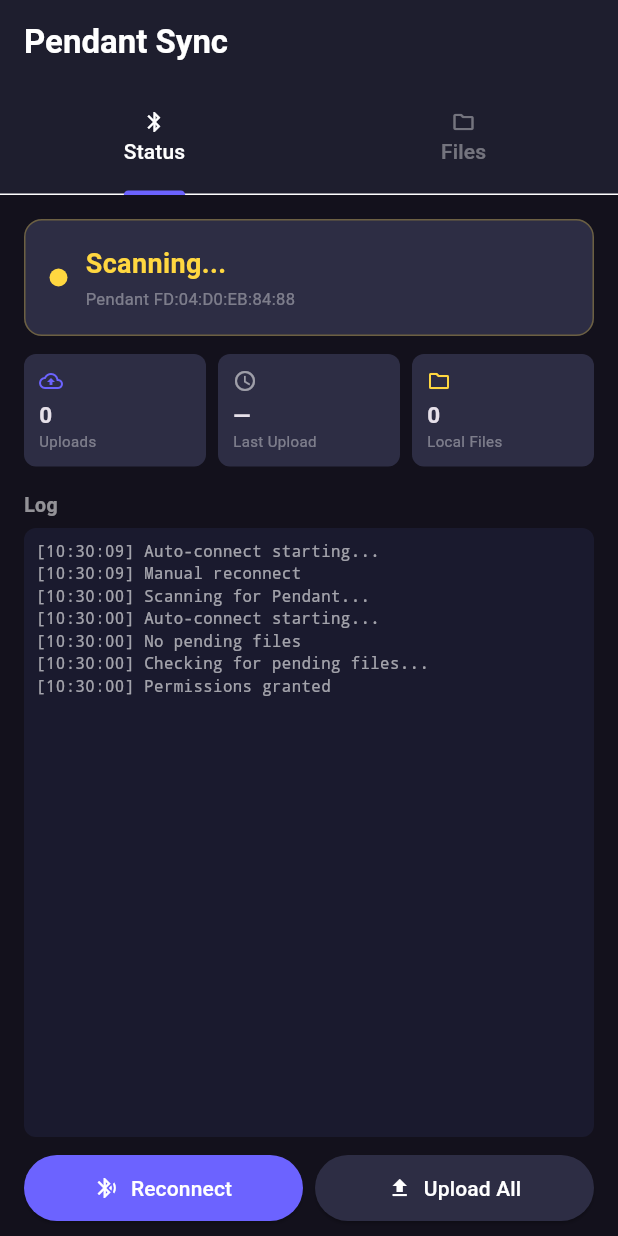
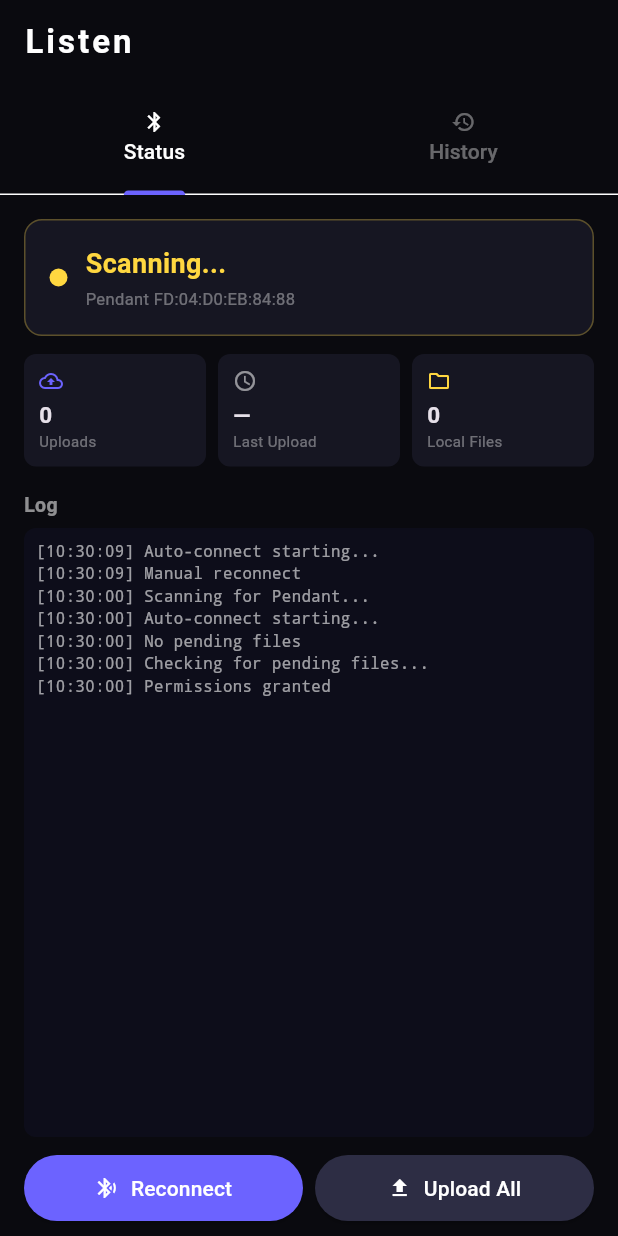
Before and after one commit to enzoduit/pendant-backend, a Flutter app: the screen it shows after launch, after a tap on "Reconnect", on a phone screen of 412 x 824 dp. Run offline on Flutter 3.47's test engine with Material 3 defaults, Android fonts, the phone set to English and light mode, and no system bars; our stand-ins replace flutter_blue_plus, permission_handler.

Commit message:
feat: Listen branding, persistent upload history tab, TI dark theme

```diff
--- a/pendant-minimal-app/lib/status_screen.dart
+++ b/pendant-minimal-app/lib/status_screen.dart
@@ -32,6 +32,7 @@ class _StatusScreenState extends State<StatusScreen> with SingleTickerProviderSt
   }
 
   Future<void> _init() async {
+    await uploader.loadHistory();
     final ok = await requestPermissions();
     _addLog(ok ? 'Permissions granted' : 'Some permissions denied');
 
@@ -132,10 +133,10 @@ class _StatusScreenState extends State<StatusScreen> with SingleTickerProviderSt
         : '—';
 
     return Scaffold(
-      backgroundColor: const Color(0xFF13111C),
+      backgroundColor: const Color(0xFF0A0A0F),
       appBar: AppBar(
-        title: const Text('Pendant Sync', style: TextStyle(fontWeight: FontWeight.bold)),
-        backgroundColor: const Color(0xFF1E1E2E),
+        title: const Text('Listen', style: TextStyle(fontWeight: FontWeight.bold, letterSpacing: 2)),
+        backgroundColor: const Color(0xFF0A0A0F),
         elevation: 0,
         bottom: TabBar(
           controller: _tabController,
@@ -144,7 +145,7 @@ class _StatusScreenState extends State<StatusScreen> with SingleTickerProviderSt
           unselectedLabelColor: Colors.white38,
           tabs: const [
             Tab(text: 'Status', icon: Icon(Icons.bluetooth, size: 16)),
-            Tab(text: 'Files', icon: Icon(Icons.folder_outlined, size: 16)),
+            Tab(text: 'History', icon: Icon(Icons.history, size: 16)),
           ],
         ),
       ),
@@ -171,7 +172,7 @@ class _StatusScreenState extends State<StatusScreen> with SingleTickerProviderSt
             width: double.infinity,
             padding: const EdgeInsets.all(16),
             decoration: BoxDecoration(
-              color: const Color(0xFF2D2D44),
+              color: const Color(0xFF161622),
               borderRadius: BorderRadius.circular(12),
               border: Border.all(color: _statusColor.withOpacity(0.3), width: 1),
             ),
@@ -239,7 +240,7 @@ class _StatusScreenState extends State<StatusScreen> with SingleTickerProviderSt
           Expanded(
             child: Container(
               decoration: BoxDecoration(
-                color: const Color(0xFF1A1A2E),
+                color: const Color(0xFF0D0D1A),
                 borderRadius: BorderRadius.circular(8),
               ),
               child: ListView.builder(
@@ -305,69 +306,64 @@ class _StatusScreenState extends State<StatusScreen> with SingleTickerProviderSt
   }
 
   Widget _buildFilesTab() {
-    return RefreshIndicator(
-      onRefresh: _refreshFiles,
-      child: _localFiles.isEmpty
-          ? const Center(
+    final history = uploader.history;
+    if (history.isEmpty) {
+      return const Center(
         child: Column(
           mainAxisAlignment: MainAxisAlignment.center,
           children: [
-                  Icon(Icons.folder_open, size: 48, color: Colors.white24),
+            Icon(Icons.history, size: 48, color: Colors.white24),
             SizedBox(height: 12),
-                  Text('No local audio files', style: TextStyle(color: Colors.white38)),
+            Text('No uploads yet', style: TextStyle(color: Colors.white38)),
             SizedBox(height: 4),
-                  Text('Files appear here after BLE recording', style: TextStyle(fontSize: 11, color: Colors.white24)),
+            Text('History appears after first upload', style: TextStyle(fontSize: 11, color: Colors.white24)),
           ],
         ),
-            )
-          : ListView.builder(
+      );
+    }
+    return ListView.builder(
       padding: const EdgeInsets.fromLTRB(16, 16, 16, 16),
-              itemCount: _localFiles.length,
+      itemCount: history.length,
       itemBuilder: (ctx, i) {
-                final f = _localFiles[i];
-                final time = '${f.modified.hour.toString().padLeft(2,'0')}:${f.modified.minute.toString().padLeft(2,'0')}';
-                final date = '${f.modified.day.toString().padLeft(2,'0')}.${f.modified.month.toString().padLeft(2,'0')}';
+        final r = history[i];
+        final time = '${r.time.hour.toString().padLeft(2,'0')}:${r.time.minute.toString().padLeft(2,'0')}';
+        final date = '${r.time.day.toString().padLeft(2,'0')}.${r.time.month.toString().padLeft(2,'0')}';
         return Container(
           margin: const EdgeInsets.only(bottom: 8),
           padding: const EdgeInsets.all(12),
           decoration: BoxDecoration(
-                    color: const Color(0xFF2D2D44),
+            color: const Color(0xFF161622),
             borderRadius: BorderRadius.circular(8),
+            border: Border.all(
+              color: r.success ? Colors.greenAccent.withOpacity(0.2) : Colors.redAccent.withOpacity(0.2),
+              width: 1,
+            ),
           ),
           child: Row(
             children: [
-                      const Icon(Icons.audio_file, color: Color(0xFF6C63FF), size: 20),
+              Icon(
+                r.success ? Icons.check_circle_outline : Icons.error_outline,
+                color: r.success ? Colors.greenAccent : Colors.redAccent,
+                size: 20,
+              ),
               const SizedBox(width: 10),
               Expanded(
                 child: Column(
                   crossAxisAlignment: CrossAxisAlignment.start,
                   children: [
                     Text(
-                              '${date} ${time}',
+                      '$date  $time  ·  ${r.sizeKb} KB',
                       style: const TextStyle(fontSize: 13, fontWeight: FontWeight.bold),
                     ),
-                            Text(
-                              '${f.sizeKb} KB  ·  ${f.name.length > 30 ? f.name.substring(0, 30) + '…' : f.name}',
-                              style: const TextStyle(fontSize: 10, color: Colors.white38),
-                            ),
+                    if (r.error != null)
+                      Text(r.error!, style: const TextStyle(fontSize: 10, color: Colors.redAccent)),
                   ],
                 ),
-                      ),
-                      IconButton(
-                        icon: const Icon(Icons.upload, size: 18, color: Color(0xFF6C63FF)),
-                        tooltip: 'Upload',
-                        onPressed: () async {
-                          _addLog('Manual upload: ${f.name}');
-                          final ok = await uploader.uploadFile(f.path);
-                          _addLog(ok ? '✓ Done' : '✗ Failed');
-                          await _refreshFiles();
-                        },
               ),
             ],
           ),
         );
       },
-            ),
     );
   }
 }
@@ -390,7 +386,7 @@ class _StatCard extends StatelessWidget {
     return Container(
       padding: const EdgeInsets.all(10),
       decoration: BoxDecoration(
-        color: const Color(0xFF2D2D44),
+        color: const Color(0xFF161622),
         borderRadius: BorderRadius.circular(8),
       ),
       child: Column(
--- a/pendant-minimal-app/lib/uploader.dart
+++ b/pendant-minimal-app/lib/uploader.dart
@@ -7,49 +7,107 @@ import 'package:path/path.dart' as p;
 const String kWebhookUrl = 'https://pendant.enzoduit.com/v2/sync-local-files';
 const String kApiKey = 'pendant-ed-2026';
 
-class UploadResult {
+class UploadRecord {
   final String filename;
   final bool success;
+  final DateTime time;
+  final int sizeKb;
   final String? error;
-  UploadResult(this.filename, {required this.success, this.error});
+
+  UploadRecord({
+    required this.filename,
+    required this.success,
+    required this.time,
+    required this.sizeKb,
+    this.error,
+  });
+
+  Map<String, dynamic> toJson() => {
+    'filename': filename,
+    'success': success,
+    'time': time.toIso8601String(),
+    'sizeKb': sizeKb,
+    'error': error,
+  };
+
+  factory UploadRecord.fromJson(Map<String, dynamic> j) => UploadRecord(
+    filename: j['filename'] ?? '',
+    success: j['success'] ?? false,
+    time: DateTime.parse(j['time'] ?? DateTime.now().toIso8601String()),
+    sizeKb: j['sizeKb'] ?? 0,
+    error: j['error'],
+  );
 }
 
 class Uploader {
   int uploadCount = 0;
   DateTime? lastUploadTime;
-  final List<UploadResult> history = [];
+  List<UploadRecord> history = [];
 
-  // Upload a specific file
+  Future<File> _historyFile() async {
+    final dir = await getApplicationDocumentsDirectory();
+    return File(p.join(dir.path, 'upload_history.json'));
+  }
+
+  Future<void> loadHistory() async {
+    try {
+      final f = await _historyFile();
+      if (await f.exists()) {
+        final data = jsonDecode(await f.readAsString()) as List;
+        history = data.map((e) => UploadRecord.fromJson(e)).toList();
+        uploadCount = history.where((r) => r.success).length;
+        final successful = history.where((r) => r.success).toList();
+        if (successful.isNotEmpty) {
+          successful.sort((a, b) => b.time.compareTo(a.time));
+          lastUploadTime = successful.first.time;
+        }
+      }
+    } catch (_) {}
+  }
+
+  Future<void> _saveHistory() async {
+    try {
+      final f = await _historyFile();
+      // Keep last 200 records
+      final trimmed = history.length > 200 ? history.sublist(0, 200) : history;
+      await f.writeAsString(jsonEncode(trimmed.map((r) => r.toJson()).toList()));
+    } catch (_) {}
+  }
+
   Future<bool> uploadFile(String filePath) async {
     final file = File(filePath);
     if (!await file.exists()) return false;
 
     final filename = p.basename(filePath);
+    final sizeKb = (await file.length()) ~/ 1024;
+
     try {
       final req = http.MultipartRequest('POST', Uri.parse(kWebhookUrl));
       req.headers['X-API-Key'] = kApiKey;
       req.files.add(await http.MultipartFile.fromPath('file', filePath, filename: filename));
 
       final response = await req.send().timeout(const Duration(seconds: 60));
-      final body = await response.stream.bytesToString();
+      await response.stream.bytesToString();
 
       if (response.statusCode >= 200 && response.statusCode < 300) {
         uploadCount++;
         lastUploadTime = DateTime.now();
-        history.insert(0, UploadResult(filename, success: true));
-        await file.delete(); // Remove after successful upload
+        history.insert(0, UploadRecord(filename: filename, success: true, time: DateTime.now(), sizeKb: sizeKb));
+        await _saveHistory();
+        await file.delete();
         return true;
       } else {
-        history.insert(0, UploadResult(filename, success: false, error: 'HTTP ${response.statusCode}: $body'));
+        history.insert(0, UploadRecord(filename: filename, success: false, time: DateTime.now(), sizeKb: sizeKb, error: 'HTTP ${response.statusCode}'));
+        await _saveHistory();
         return false;
       }
     } catch (e) {
-      history.insert(0, UploadResult(filename, success: false, error: e.toString()));
+      history.insert(0, UploadRecord(filename: filename, success: false, time: DateTime.now(), sizeKb: sizeKb, error: e.toString()));
+      await _saveHistory();
       return false;
     }
   }
 
-  // Upload all pending .bin files on app open
   Future<int> uploadPending() async {
     final dir = await getApplicationDocumentsDirectory();
     final files = dir.listSync()
@@ -65,7 +123,6 @@ class Uploader {
     return count;
   }
 
-  // Queue a file for upload (called when BLE session ends)
   Future<void> queueAndUpload(String path) async {
     await uploadFile(path);
   }
```
Lines whose indentation alone changed are shown as unchanged.
